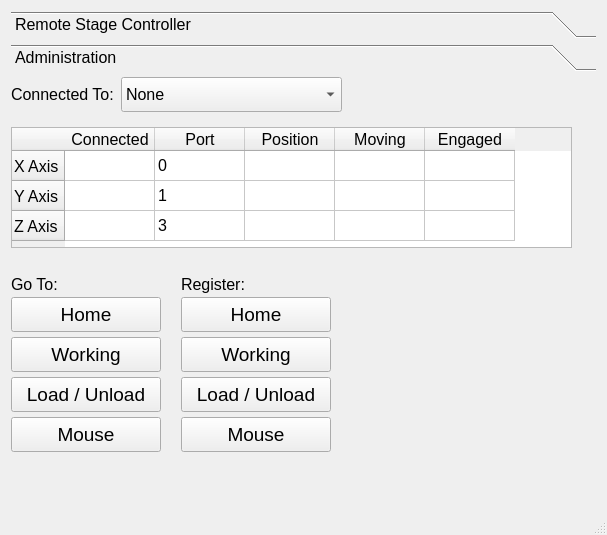
Above: src/visual_behavior/resources/remote_stage_controller.ui from VectorForceResearch/vbeb_testbench before the change. Below: the same form after it.
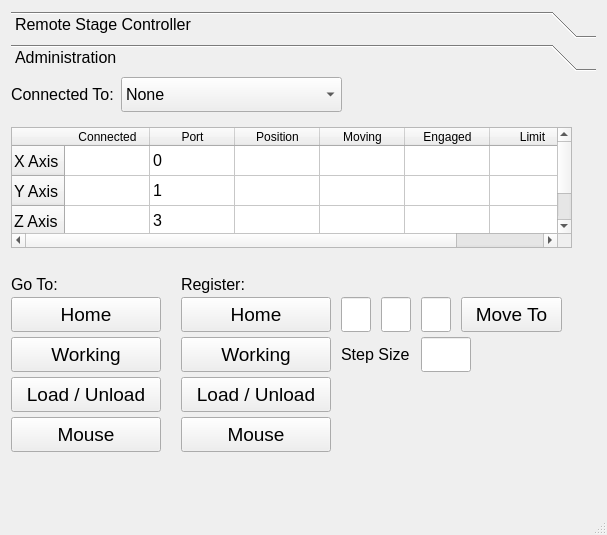
That is the form after the change. The open tabs and pages were chosen to show the change. Icons and pictures are not drawn.

Commit message: Fixed defects with monitoring limits and homing mode

Patch:
```diff
--- a/src/visual_behavior/resources/remote_stage_controller.ui
+++ b/src/visual_behavior/resources/remote_stage_controller.ui
@@ -660,7 +660,7 @@
          </rect>
         </property>
         <attribute name="horizontalHeaderDefaultSectionSize">
-         <number>90</number>
+         <number>85</number>
         </attribute>
         <row>
          <property name="text">
@@ -702,6 +702,11 @@
           <string>Engaged</string>
          </property>
         </column>
+        <column>
+         <property name="text">
+          <string>Limit</string>
+         </property>
+        </column>
         <item row="0" column="1">
          <property name="text">
           <string>0</string>
@@ -963,6 +968,85 @@
          <string>Go To:</string>
         </property>
        </widget>
+       <widget class="QLineEdit" name="le_x">
+        <property name="geometry">
+         <rect>
+          <x>330</x>
+          <y>220</y>
+          <width>30</width>
+          <height>35</height>
+         </rect>
+        </property>
+       </widget>
+       <widget class="QLineEdit" name="le_y">
+        <property name="geometry">
+         <rect>
+          <x>370</x>
+          <y>220</y>
+          <width>30</width>
+          <height>35</height>
+         </rect>
+        </property>
+       </widget>
+       <widget class="QLineEdit" name="le_z">
+        <property name="geometry">
+         <rect>
+          <x>410</x>
+          <y>220</y>
+          <width>30</width>
+          <height>35</height>
+         </rect>
+        </property>
+       </widget>
+       <widget class="QPushButton" name="btn_moveto">
+        <property name="enabled">
+         <bool>true</bool>
+        </property>
+        <property name="geometry">
+         <rect>
+          <x>450</x>
+          <y>220</y>
+          <width>101</width>
+          <height>35</height>
+         </rect>
+        </property>
+        <property name="font">
+         <font>
+          <pointsize>14</pointsize>
+         </font>
+        </property>
+        <property name="text">
+         <string>Move To</string>
+        </property>
+       </widget>
+       <widget class="QLineEdit" name="le_step_size">
+        <property name="geometry">
+         <rect>
+          <x>410</x>
+          <y>260</y>
+          <width>50</width>
+          <height>35</height>
+         </rect>
+        </property>
+       </widget>
+       <widget class="QLabel" name="label_7">
+        <property name="geometry">
+         <rect>
+          <x>330</x>
+          <y>260</y>
+          <width>71</width>
+          <height>35</height>
+         </rect>
+        </property>
+        <property name="font">
+         <font>
+          <pointsize>12</pointsize>
+         </font>
+        </property>
+        <property name="text">
+         <string>Step Size</string>
+        </property>
+       </widget>
       </widget>
      </widget>
     </item>
```
Left out of the diff: 39 changed lines with no effect on the pictures. The commit also changes 4 other files.
